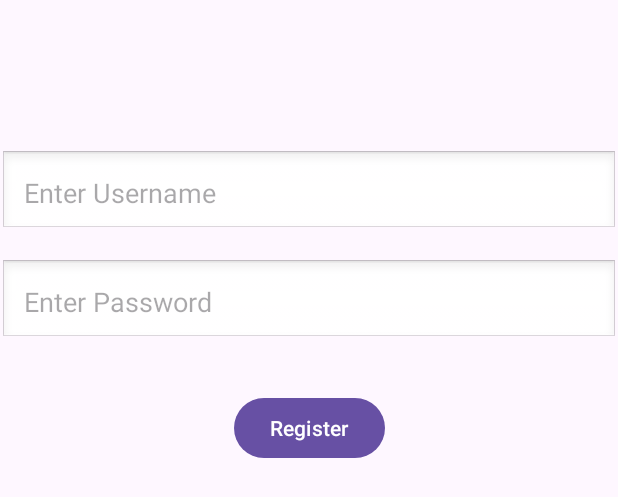
After one commit to kkaram1/BTD_AndroidGame, an Android app: the layout register_activity.xml on its own in the app's theme, with its tools: preview values and no code run, on a phone screen of 412 x 824 dp. The commit adds this screen. Shown: the top 497 px of the screen. Run offline under Robolectric (Android 15) with nearby library versions, the phone set to English and light mode, and no system bars.

Commit message:
cleaner code

```diff
--- a/app/src/main/java/com/example/baloonstd/DragDropController.java
+++ b/app/src/main/java/com/example/baloonstd/DragDropController.java
@@ -13,6 +13,10 @@ import android.widget.FrameLayout;
 import android.widget.ImageButton;
 import android.widget.ImageView;
 import android.widget.LinearLayout;
+
+import com.example.baloonstd.Tower.Tower;
+import com.example.baloonstd.Tower.Towers;
+
 import java.util.ArrayList;
 import java.util.List;
 
--- a/app/src/main/java/com/example/baloonstd/Phase/Phase.java
+++ b/app/src/main/java/com/example/baloonstd/Phase/Phase.java
@@ -1,6 +1,6 @@
 package com.example.baloonstd.Phase;
 
-import com.example.baloonstd.BalloonEnemy;
+import com.example.baloonstd.Balloon.BalloonEnemy;
 
 import java.util.ArrayList;
 
--- a/app/src/main/java/com/example/baloonstd/Phase/PhaseFactory.java
+++ b/app/src/main/java/com/example/baloonstd/Phase/PhaseFactory.java
@@ -1,12 +1,10 @@
 package com.example.baloonstd.Phase;
 
 import android.content.Context;
-import android.graphics.BitmapFactory;
-import android.graphics.Bitmap;
 import android.graphics.Point;
 
-import com.example.baloonstd.Balloon;
-import com.example.baloonstd.BalloonEnemy;
+import com.example.baloonstd.Balloon.Balloon;
+import com.example.baloonstd.Balloon.BalloonEnemy;
 
 import java.util.ArrayList;
 import java.util.HashMap;
--- a/app/src/main/java/com/example/baloonstd/Tower.java
+++ b/app/src/main/java/com/example/baloonstd/Tower/Tower.java
@@ -1,4 +1,4 @@
-package com.example.baloonstd;
+package com.example.baloonstd.Tower;
 
 import android.content.Context;
 import android.graphics.Rect;
--- a/app/src/main/java/com/example/baloonstd/Towers.java
+++ b/app/src/main/java/com/example/baloonstd/Tower/Towers.java
@@ -1,4 +1,6 @@
-package com.example.baloonstd;
+package com.example.baloonstd.Tower;
+
+import com.example.baloonstd.R;
 
 public enum Towers {
     DART_MONKEY(1, R.drawable.angrymonkey, "Dart Monkey", 250,1000,50,1000f),
--- a/app/src/main/java/com/example/baloonstd/gameActivity.java
+++ b/app/src/main/java/com/example/baloonstd/gameActivity.java
@@ -1,8 +1,10 @@
 package com.example.baloonstd;
 
-import static com.example.baloonstd.Towers.DART_MONKEY;
-import static com.example.baloonstd.Towers.SNIPER_MONKEY;
+import static com.example.baloonstd.Tower.Towers.DART_MONKEY;
+import static com.example.baloonstd.Tower.Towers.SNIPER_MONKEY;
 
+import com.example.baloonstd.Tower.Tower;
+import  com.example.baloonstd.Tower.Towers;
 import android.annotation.SuppressLint;
 import android.content.Intent;
 import android.os.Bundle;
--- /dev/null
+++ b/app/src/main/res/layout/register_activity.xml
@@ -0,0 +1,46 @@
+<?xml version="1.0" encoding="utf-8"?>
+<androidx.constraintlayout.widget.ConstraintLayout xmlns:android="http://schemas.android.com/apk/res/android"
+    android:layout_width="match_parent"
+    android:layout_height="match_parent"
+    xmlns:app="http://schemas.android.com/apk/res-auto">
+
+    <EditText
+        android:id="@+id/editTextUsernameRegister"
+        android:layout_width="0dp"
+        android:layout_height="wrap_content"
+        android:hint="Enter Username"
+        android:inputType="textPersonName"
+        android:layout_marginTop="100dp"
+        android:padding="16dp"
+        android:background="@android:drawable/edit_text"
+        app:layout_constraintTop_toTopOf="parent"
+        app:layout_constraintStart_toStartOf="parent"
+        app:layout_constraintEnd_toEndOf="parent"
+        app:layout_constraintHorizontal_bias="0.5" />
+
+    <EditText
+        android:id="@+id/editTextPasswordRegister"
+        android:layout_width="0dp"
+        android:layout_height="wrap_content"
+        android:hint="Enter Password"
+        android:inputType="textPassword"
+        android:layout_marginTop="16dp"
+        android:padding="16dp"
+        android:background="@android:drawable/edit_text"
+        app:layout_constraintTop_toBottomOf="@id/editTextUsernameRegister"
+        app:layout_constraintStart_toStartOf="parent"
+        app:layout_constraintEnd_toEndOf="parent"
+        app:layout_constraintHorizontal_bias="0.5" />
+
+    <Button
+        android:id="@+id/buttonRegister"
+        android:layout_width="wrap_content"
+        android:layout_height="wrap_content"
+        android:text="Register"
+        android:layout_marginTop="32dp"
+        app:layout_constraintTop_toBottomOf="@id/editTextPasswordRegister"
+        app:layout_constraintStart_toStartOf="parent"
+        app:layout_constraintEnd_toEndOf="parent"
+        app:layout_constraintHorizontal_bias="0.5" />
+
+</androidx.constraintlayout.widget.ConstraintLayout>
```
Also changed, not shown: app/src/main/java/com/example/baloonstd/Balloon/Balloon.java (renamed from app/src/main/java/com/example/baloonstd/Balloon.java, +3 -6 lines), app/src/main/java/com/example/baloonstd/Balloon/BalloonEnemy.java (renamed from app/src/main/java/com/example/baloonstd/BalloonEnemy.java, +13 -4 lines), app/src/main/java/com/example/baloonstd/GameView.java (+11 -10 lines), app/src/main/java/com/example/baloonstd/LoginActivity.java (added, +36 -0 lines), app/src/main/java/com/example/baloonstd/Player.java (added, +23 -0 lines), app/src/main/java/com/example/baloonstd/PlayerManager.java (added, +20 -0 lines), app/src/main/java/com/example/baloonstd/RegisterActivity.java (added, +43 -0 lines), app/src/main/java/com/example/baloonstd/ShootingController.java (+7 -2 lines), app/src/main/java/com/example/baloonstd/projectile.java (+6 -5 lines), app/src/main/res/layout/activity_login.xml (added, +60 -0 lines).
